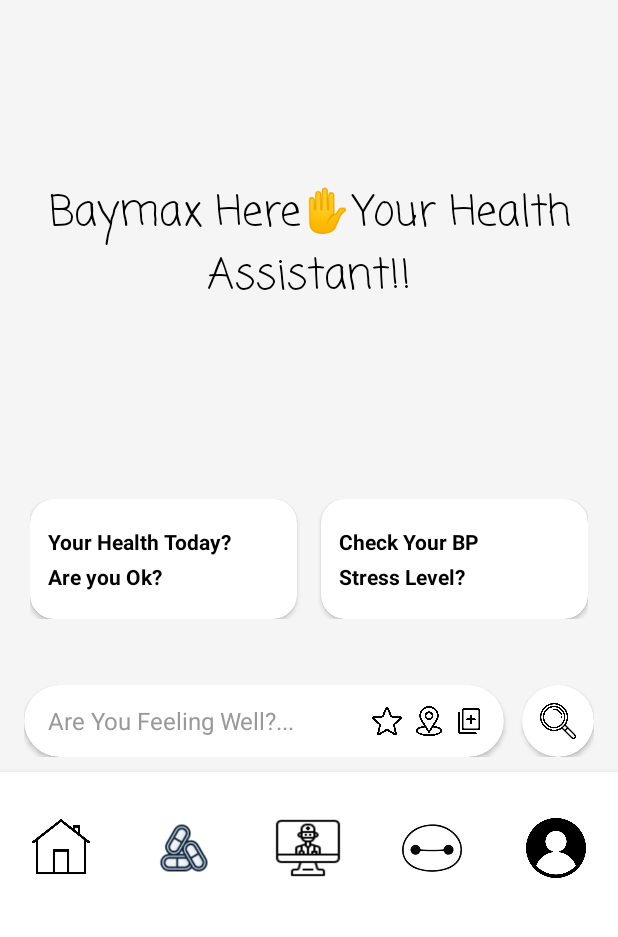
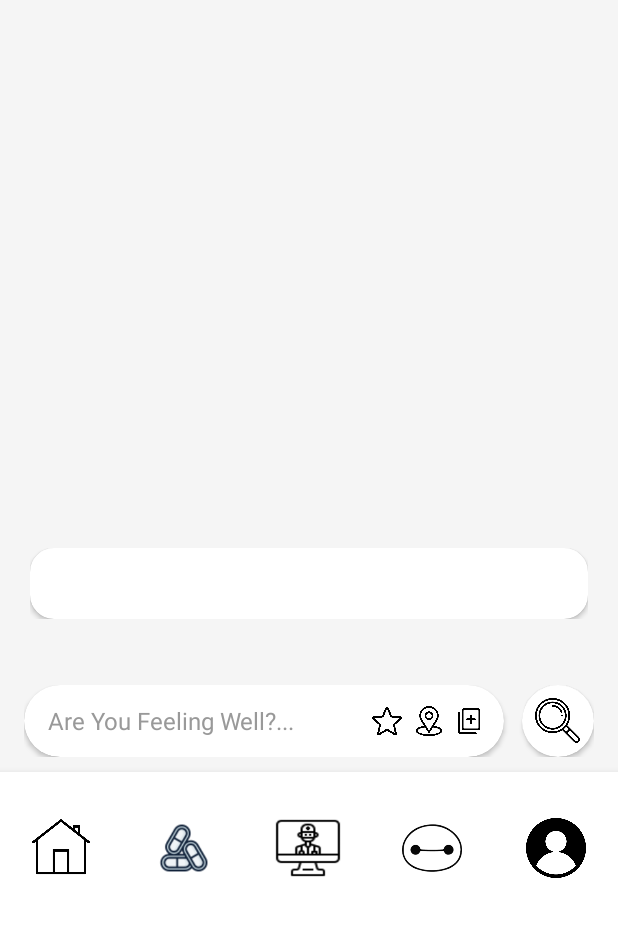
Before and after one commit to Pritesh928/eSehat-enhanced, an Android app: the BaymaxAI screen opened directly, with no data from a screen before it, on a phone screen of 412 x 824 dp, the part 266-1203 px from its top. Run offline under Robolectric (Android 15) with nearby library versions, the phone set to English and light mode, and no system bars; 1 statement that could not run was skipped.

Commit message:
feat(BaymaxAI): add backend

```diff
--- a/app/src/main/AndroidManifest.xml
+++ b/app/src/main/AndroidManifest.xml
@@ -3,6 +3,7 @@
     xmlns:tools="http://schemas.android.com/tools">
 
     <application
+        android:usesCleartextTraffic="true"
         android:allowBackup="true"
         android:dataExtractionRules="@xml/data_extraction_rules"
         android:fullBackupContent="@xml/backup_rules"
--- a/app/src/main/res/layout/activity_baymax_ai.xml
+++ b/app/src/main/res/layout/activity_baymax_ai.xml
@@ -20,30 +20,37 @@
 
 
     <!-- Top Header -->
+
+    <!-- Main Content Area -->
+
+    <!-- Suggestion Container -->
     <LinearLayout
         android:id="@+id/header"
         android:layout_width="match_parent"
         android:layout_height="60dp"
         android:layout_below="@id/status_bar"
+        android:layout_margin="10dp"
+        android:layout_marginTop="19dp"
+        android:layout_marginBottom="10dp"
+        android:background="@drawable/edittext"
+        android:gravity="center_vertical"
         android:orientation="horizontal"
-        android:gravity="center_vertical"
         android:paddingStart="16dp"
-        android:paddingEnd="16dp"
-        android:layout_margin="10dp"
-        android:background="@drawable/edittext">
+        android:paddingEnd="16dp">
 
         <TextView
             android:layout_width="wrap_content"
             android:layout_height="wrap_content"
             android:text="Baymax"
+            android:textColor="#000000"
             android:textSize="18sp"
-            android:textColor="#000000"
             android:textStyle="normal" />
 
         <View
             android:layout_width="0dp"
             android:layout_height="1dp"
             android:layout_weight="1" />
+
         <ImageView
             android:layout_width="50dp"
             android:layout_height="wrap_content"
@@ -52,31 +59,6 @@
             />
     </LinearLayout>
 
-    <!-- Main Content Area -->
-    <LinearLayout
-        android:id="@+id/main_content"
-        android:layout_width="match_parent"
-        android:layout_height="wrap_content"
-        android:layout_below="@id/header"
-        android:layout_above="@id/suggestion_container"
-        android:orientation="vertical"
-        android:gravity="center"
-        android:padding="32dp">
-
-        <TextView
-            android:layout_width="wrap_content"
-            android:layout_height="wrap_content"
-            android:text="Baymax Here✋Your Health Assistant!!"
-            android:textSize="28sp"
-            android:textColor="#000000"
-            android:textStyle="normal"
-            android:fontFamily="casual"
-            android:gravity="center"
-            android:layout_marginBottom="16dp" />
-
-    </LinearLayout>
-
-    <!-- Suggestion Container -->
     <LinearLayout
         android:id="@+id/suggestion_container"
         android:layout_width="match_parent"
@@ -95,80 +77,43 @@
             android:layout_marginBottom="12dp">
 
             <androidx.cardview.widget.CardView
-                android:layout_width="0dp"
-                android:layout_height="80dp"
+                android:layout_width="match_parent"
+                android:layout_height="wrap_content"
+                android:layout_marginStart="0dp"
                 android:layout_weight="1"
-                android:layout_marginEnd="8dp"
+                android:backgroundTint="#FFFFFF"
+                android:isScrollContainer="true"
+                android:overScrollMode="ifContentScrolls"
+                android:scrollbarAlwaysDrawVerticalTrack="true"
                 app:cardCornerRadius="16dp"
-                app:cardElevation="2dp"
-                android:backgroundTint="#FFFFFF">
-
+                app:cardElevation="2dp">
+                <ScrollView
+                    android:layout_width="wrap_content"
+                    android:layout_height="wrap_content">
                 <LinearLayout
-                    android:layout_width="match_parent"
+                    android:layout_width="373dp"
                     android:layout_height="match_parent"
+                    android:gravity="center_vertical"
                     android:orientation="vertical"
-                    android:padding="12dp"
-                    android:gravity="center_vertical">
+                    android:padding="12dp">
 
                     <TextView
+                        android:id="@+id/chatOutput"
                         android:layout_width="wrap_content"
                         android:layout_height="wrap_content"
-                        android:text="Your Health Today?"
+                        android:layout_marginBottom="4dp"
+                        android:overScrollMode="ifContentScrolls"
+                        android:scrollbarAlwaysDrawVerticalTrack="true"
+                        android:textColor="#000000"
                         android:textSize="14sp"
-                        android:textColor="#000000"
                         android:textStyle="bold"
-                        android:layout_marginBottom="4dp" />
-
-                    <TextView
-                        android:layout_width="wrap_content"
-                        android:layout_height="wrap_content"
-                        android:text="Are you Ok?"
-                        android:textSize="14sp"
-                        android:textColor="#000000"
-                        android:textStyle="bold" />
+                        android:verticalScrollbarPosition="right" />
 
                 </LinearLayout>
+                </ScrollView>
+            </androidx.cardview.widget.CardView>
+        </LinearLayout>
 
-            </androidx.cardview.widget.CardView>
-
-            <androidx.cardview.widget.CardView
-                android:layout_width="0dp"
-                android:layout_height="80dp"
-                android:layout_weight="1"
-                android:layout_marginStart="8dp"
-                app:cardCornerRadius="16dp"
-                app:cardElevation="2dp"
-                android:backgroundTint="#FFFFFF">
-
-                <LinearLayout
-                    android:layout_width="match_parent"
-                    android:layout_height="match_parent"
-                    android:orientation="vertical"
-                    android:padding="12dp"
-                    android:gravity="center_vertical">
-
-                    <TextView
-                        android:layout_width="wrap_content"
-                        android:layout_height="wrap_content"
-                        android:text="Check Your BP"
-                        android:textSize="14sp"
-                        android:textColor="#000000"
-                        android:textStyle="bold"
-                        android:layout_marginBottom="4dp" />
-
-                    <TextView
-                        android:layout_width="wrap_content"
-                        android:layout_height="wrap_content"
-                        android:text="Stress Level?"
-                        android:textSize="14sp"
-                        android:textColor="#000000"
-                        android:textStyle="bold" />
-
-                </LinearLayout>
-
-            </androidx.cardview.widget.CardView>
-
-        </LinearLayout>
 
     </LinearLayout>
 
@@ -210,16 +155,17 @@
                     android:paddingEnd="12dp">
 
                     <EditText
+                        android:id="@+id/chatInput"
                         android:layout_width="0dp"
                         android:layout_height="wrap_content"
                         android:layout_weight="1"
+                        android:background="@null"
                         android:hint="Are You Feeling Well?..."
-                        android:textSize="16sp"
+                        android:inputType="text"
+                        android:maxLines="1"
                         android:textColor="#000000"
                         android:textColorHint="#999999"
-                        android:background="@null"
-                        android:maxLines="1"
-                        android:inputType="text" />
+                        android:textSize="16sp" />
 
                     <ImageView
                         android:layout_width="20dp"
@@ -247,17 +193,19 @@
             <androidx.cardview.widget.CardView
                 android:layout_width="48dp"
                 android:layout_height="48dp"
+                android:backgroundTint="@color/white"
+                android:clickable="true"
+                android:focusable="true"
+                android:focusableInTouchMode="true"
                 app:cardCornerRadius="24dp"
-                android:backgroundTint="@color/white"
                 app:cardElevation="2dp">
-
-                <ImageView
-                    android:layout_width="24dp"
-                    android:layout_height="24dp"
+                <ImageButton
+                    android:id="@+id/sendButton"
+                    android:layout_width="30dp"
+                    android:layout_height="30dp"
+                    android:background="@drawable/search"
                     android:layout_gravity="center"
-                    android:src="@drawable/search"
                     />
-
             </androidx.cardview.widget.CardView>
 
         </LinearLayout>
--- a/app/src/main/res/layout/activity_register.xml
+++ b/app/src/main/res/layout/activity_register.xml
@@ -52,7 +52,7 @@
                 android:background="@drawable/edittext"
                 android:layout_marginTop="20dp"
                 android:padding="8dp"
-                android:hint="Email"
+                android:hint="Phone Number"
                 android:drawablePadding="8dp"
                 android:textColor="@color/black"/>
 
```
Also changed, not shown: app/build.gradle.kts (+7 -1 lines), app/src/main/java/com/firstapp/esehat/BaymaxAI.kt (+101 -1 lines), 1 other file.
